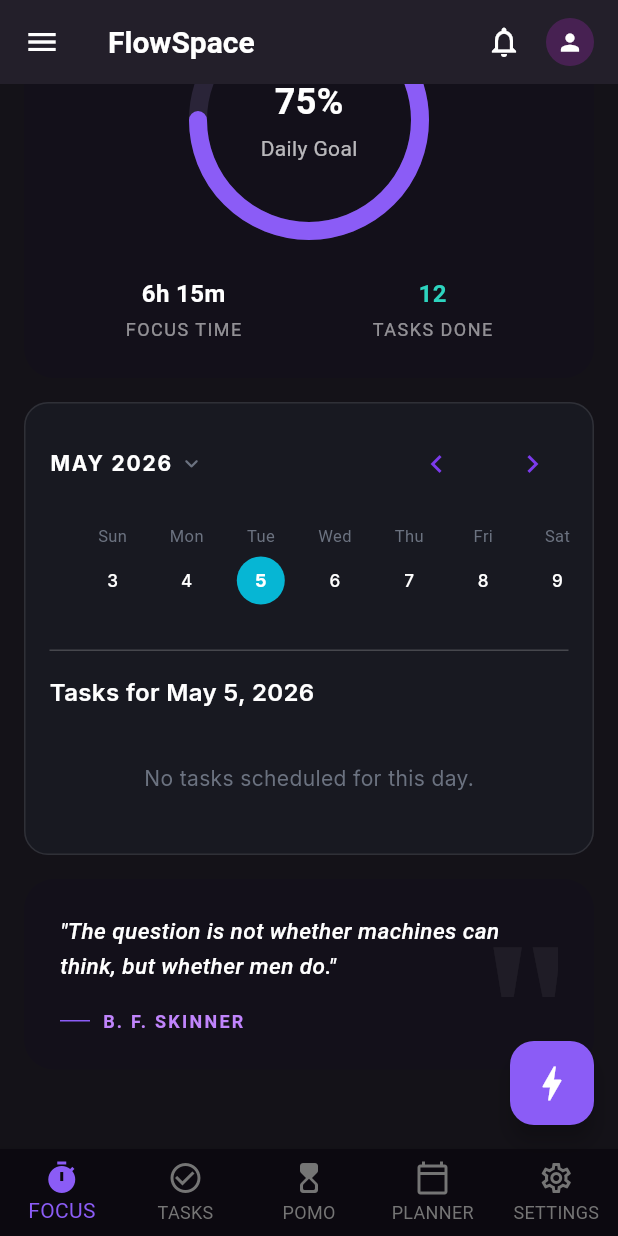
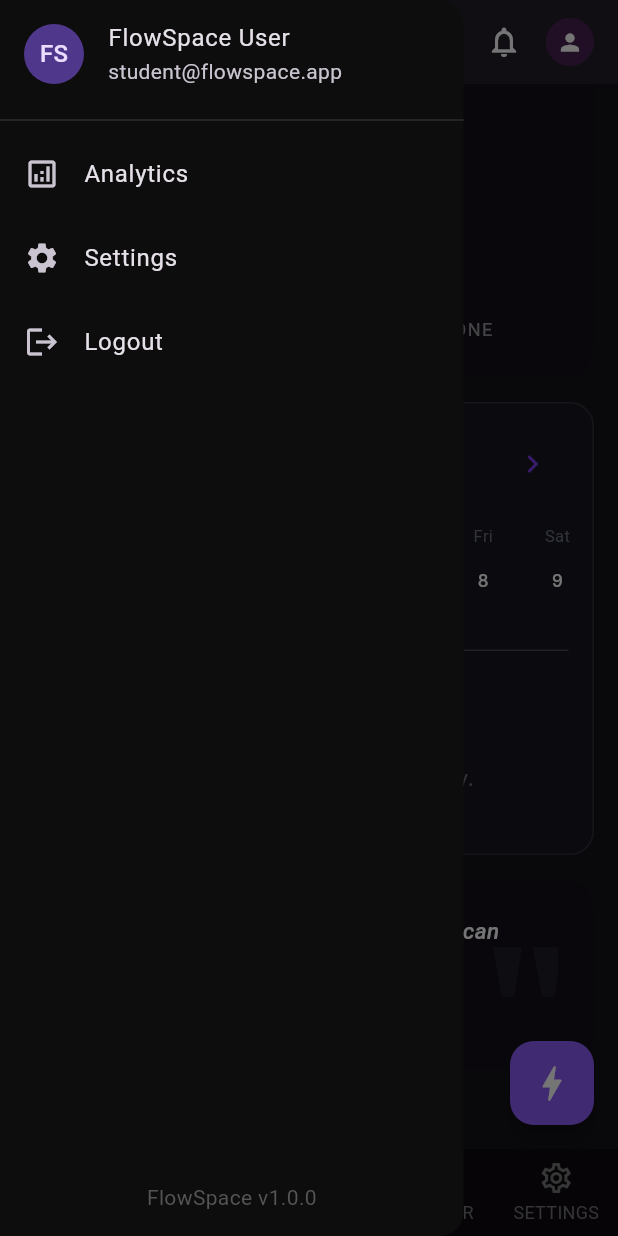
Before and after one commit to Melvin-1117/flowspace, a Flutter app: the HomePage screen opened directly, scrolled down 576 dp, after a tap on the "menu" icon, on a phone screen of 412 x 824 dp. Run offline on Flutter 3.47's test engine with Material 3 defaults, Android fonts, the phone set to English and light mode, and no system bars; drawn by our look-alikes of flutter_animate, percent_indicator, table_calendar; our stand-ins replace audioplayers, battery_plus, fl_chart, flutter_local_notifications, flutter_riverpod, go_router and 3 more; missing offline and left inert: audio_session, drag_and_drop_lists, flutter_foreground_task; accounts and stored records are empty; generated files the repository leaves out were written again.

Commit message:
Fix: resolve staging and commit issue

```diff
--- a/lib/features/tasks/task_board_screen.dart
+++ b/lib/features/tasks/task_board_screen.dart
@@ -494,6 +494,11 @@
             ),
             const Divider(color: Color(0x22FFFFFF)),
             ListTile(
+              leading: const Icon(Icons.analytics_outlined),
+              title: const Text('Analytics'),
+              onTap: () => context.go('/analytics'),
+            ),
+            ListTile(
               leading: const Icon(Icons.settings),
               title: const Text('Settings'),
               onTap: () => context.go('/settings'),
--- a/lib/home_page.dart
+++ b/lib/home_page.dart
@@ -15,15 +15,19 @@
 }
 
 class _HomePageState extends ConsumerState<HomePage> {
+  final GlobalKey<ScaffoldState> _scaffoldKey = GlobalKey<ScaffoldState>();
+
   @override
   Widget build(BuildContext context) {
     return Scaffold(
+      key: _scaffoldKey,
+      drawer: _buildDrawer(context),
       appBar: AppBar(
         backgroundColor: Colors.transparent,
         elevation: 0,
         leading: IconButton(
           icon: const Icon(Icons.menu, color: Colors.white),
-          onPressed: () {},
+          onPressed: () => _scaffoldKey.currentState?.openDrawer(),
         ),
         title: const Text(
           'FlowSpace',
@@ -136,6 +140,54 @@
               icon: Icon(Icons.settings_outlined),
               activeIcon: Icon(Icons.settings),
               label: 'SETTINGS',
+            ),
+          ],
+        ),
+      ),
+    );
+  }
+
+  Widget _buildDrawer(BuildContext context) {
+    return Drawer(
+      width: MediaQuery.sizeOf(context).width * 0.75,
+      backgroundColor: const Color(0xFF0D0D0D),
+      child: SafeArea(
+        child: Column(
+          children: [
+            const ListTile(
+              leading: CircleAvatar(child: Text('FS')),
+              title: Text('FlowSpace User'),
+              subtitle: Text('student@flowspace.app'),
+            ),
+            const Divider(color: Color(0x22FFFFFF)),
+            ListTile(
+              leading: const Icon(Icons.analytics_outlined),
+              title: const Text('Analytics'),
+              onTap: () {
+                Navigator.of(context).pop();
+                context.go('/analytics');
+              },
+            ),
+            ListTile(
+              leading: const Icon(Icons.settings),
+              title: const Text('Settings'),
+              onTap: () {
+                Navigator.of(context).pop();
+                context.go('/settings');
+              },
+            ),
+            ListTile(
+              leading: const Icon(Icons.logout),
+              title: const Text('Logout'),
+              onTap: () => Navigator.of(context).pop(),
+            ),
+            const Spacer(),
+            const Padding(
+              padding: EdgeInsets.all(16),
+              child: Text(
+                'FlowSpace v1.0.0',
+                style: TextStyle(color: Color(0xFF555555)),
+              ),
             ),
           ],
         ),
```
